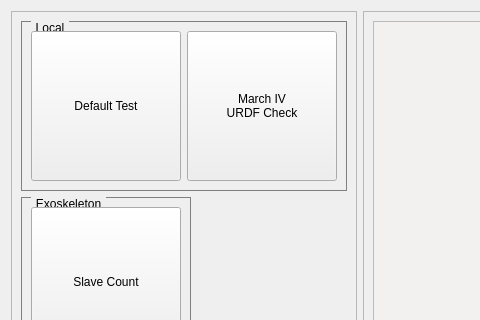
This is march_launch/resource/software_check.ui in project-march/march as Qt 5 draws it before an edit; both pictures show x 0 to 480 and y 0 to 320 of the 859 by 459 pixel window. The edited form follows.
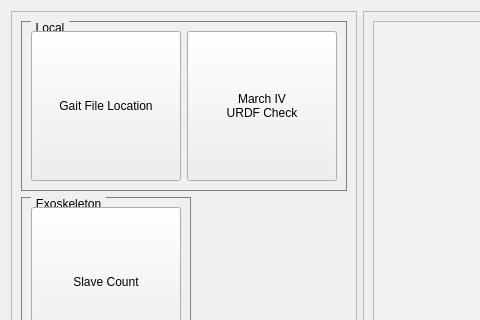
This is the edited form.

Commit message:
Add gait file directory check and small refactor (#298)
* Add gait file directory check and small refactor

- Remove default check
- Add gait file directory check to display which gaits will be loaded
- Add get_key_from_parameter_server() method to base Check class
- Minor formatting and cleanup

The edit to the form file:
```diff
--- a/march_launch/resource/software_check.ui
+++ b/march_launch/resource/software_check.ui
@@ -77,7 +77,7 @@
             </size>
            </property>
            <property name="text">
-            <string>Default Test</string>
+            <string>Gait File Location</string>
            </property>
           </widget>
          </item>
```
Left out of the diff: 2 changed lines with no effect on the pictures. The commit also changes 7 other files.
